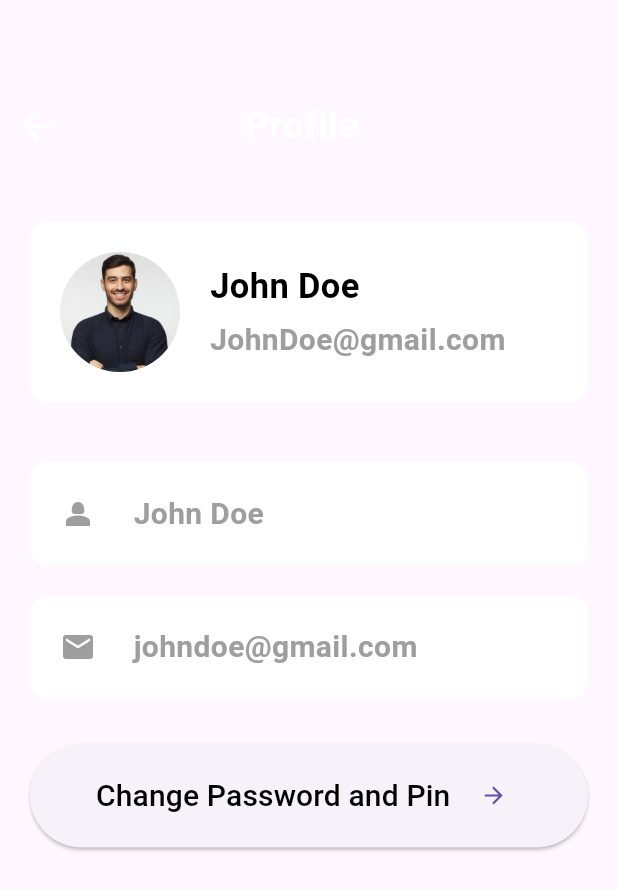
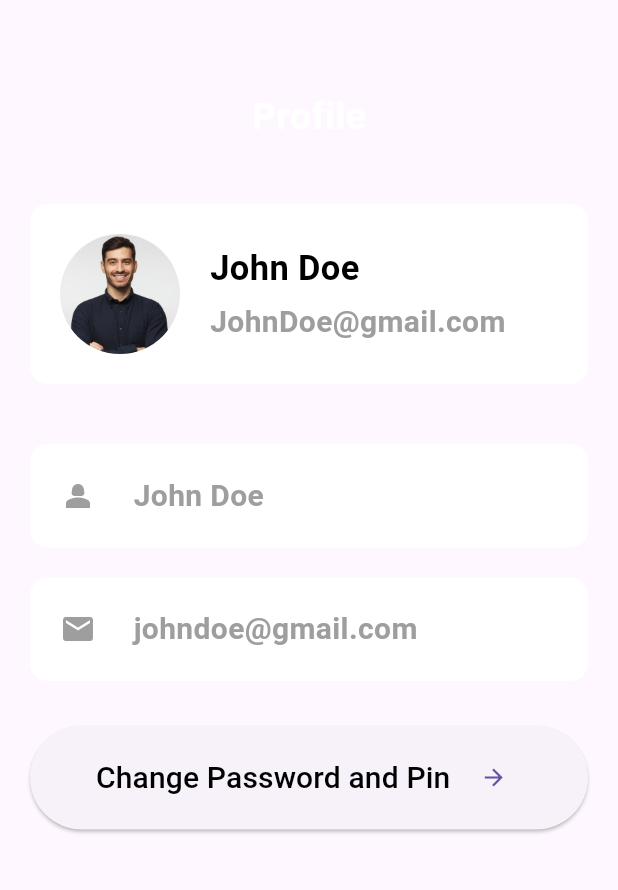
Before and after one commit to MubeenMohammed/ticket_sphere, a Flutter app: the ProfilePage widget shown alone on an empty page, opened directly, on a phone screen of 412 x 824 dp. Shown: the top 890 px of the screen. Run offline on Flutter 3.47's test engine with Material 3 defaults, Android fonts, the phone set to English and light mode, and no system bars.

Commit message:
Edited the profile page

```diff
--- a/lib/app_pages/navigation_pages/navigation_container.dart
+++ b/lib/app_pages/navigation_pages/navigation_container.dart
@@ -4,9 +4,9 @@ import 'package:new_project/app_pages/navigation_pages/home_page.dart';
 import 'package:new_project/app_pages/navigation_pages/profile_page.dart';
 import 'package:new_project/app_pages/navigation_pages/search_page.dart';
 
-
 class NavigationContainer extends StatefulWidget {
-  const NavigationContainer({super.key, required this.switchScreenToSellingTicket});
+  const NavigationContainer(
+      {super.key, required this.switchScreenToSellingTicket});
 
   final Function switchScreenToSellingTicket;
 
@@ -33,10 +33,14 @@ class _NavigationContainerState extends State<NavigationContainer> {
         currentSection = const ChatsPage();
       }
       if (index == 3) {
-        currentSection = const ProfilePage();
+        currentSection = ProfilePage(
+
+        );
       }
     });
   }
+
+
 
   @override
   Widget build(BuildContext context) {
--- a/lib/app_pages/navigation_pages/profile_page.dart
+++ b/lib/app_pages/navigation_pages/profile_page.dart
@@ -5,25 +5,15 @@ import 'package:new_project/widgets/profile_info_card.dart';
 class ProfilePage extends StatelessWidget {
   const ProfilePage({super.key});
 
-  void backButtonPressed() {}
-
   @override
   Widget build(BuildContext context) {
     return Column(
       children: [
         const SizedBox(height: 60),
-        Row(
+        const Row(
+          mainAxisAlignment: MainAxisAlignment.center,
           children: [
-            IconButton(
-              onPressed: backButtonPressed,
-              icon: const Icon(
-                Icons.arrow_back,
-                color: Colors.white,
-                size: 28,
-              ),
-            ),
-            const SizedBox(width: 115),
-            const Text(
+            Text(
               "Profile",
               style: TextStyle(
                 color: Colors.white,
```
Also changed, not shown: lib/ticket_sphere.dart (+4 -3 lines).
